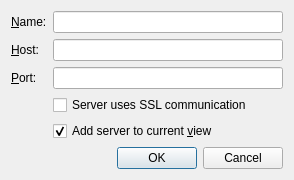
Qt form Viewer/ecflowUI/src/ServerAddDialog.ui (ecmwf/ecflow) before a commit.
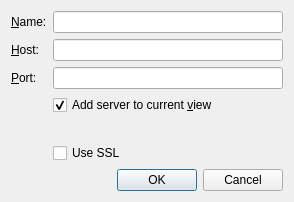
The same form after that commit. Custom widgets are drawn as their Qt base class.

Commit message: Possibility to mix ssl and non ssl servers in ecflow_ui ECFLOW-1490

```diff
--- a/Viewer/ecflowUI/src/ServerAddDialog.ui
+++ b/Viewer/ecflowUI/src/ServerAddDialog.ui
@@ -7,7 +7,7 @@
     <x>0</x>
     <y>0</y>
     <width>294</width>
-    <height>172</height>
+    <height>197</height>
    </rect>
   </property>
   <property name="windowTitle">
@@ -58,7 +58,7 @@
      <item row="4" column="1">
       <widget class="QLineEdit" name="portEdit"/>
      </item>
-     <item row="6" column="1">
+     <item row="5" column="1">
       <widget class="QCheckBox" name="addToCurrentCb">
        <property name="text">
         <string>Add server to current &amp;view</string>
@@ -68,15 +68,54 @@
        </property>
       </widget>
      </item>
-     <item row="5" column="1">
+     <item row="7" column="1">
+      <widget class="MessageLabel" name="sslMessageLabel" native="true">
+       <property name="sizePolicy">
+        <sizepolicy hsizetype="Preferred" vsizetype="Minimum">
+         <horstretch>0</horstretch>
+         <verstretch>0</verstretch>
+        </sizepolicy>
+       </property>
+      </widget>
+     </item>
+     <item row="8" column="1">
       <widget class="QCheckBox" name="sslCb">
        <property name="text">
-        <string>Server uses SSL communication</string>
+        <string>Use SSL</string>
        </property>
       </widget>
      </item>
+     <item row="6" column="1">
+      <spacer name="verticalSpacer">
+       <property name="orientation">
+        <enum>Qt::Vertical</enum>
+       </property>
+       <property name="sizeType">
+        <enum>QSizePolicy::Fixed</enum>
+       </property>
+       <property name="sizeHint" stdset="0">
+        <size>
+         <width>20</width>
+         <height>10</height>
+        </size>
+       </property>
+      </spacer>
+     </item>
     </layout>
    </item>
+   <item>
+    <spacer name="verticalSpacer_2">
+     <property name="orientation">
+      <enum>Qt::Vertical</enum>
+     </property>
+     <property name="sizeHint" stdset="0">
+      <size>
+       <width>20</width>
+       <height>40</height>
+      </size>
+     </property>
+    </spacer>
+   </item>
    <item>
     <widget class="QDialogButtonBox" name="buttonBox">
      <property name="orientation">
@@ -89,6 +128,14 @@
    </item>
   </layout>
  </widget>
+ <customwidgets>
+  <customwidget>
+   <class>MessageLabel</class>
+   <extends>QWidget</extends>
+   <header>MessageLabel.hpp</header>
+   <container>1</container>
+  </customwidget>
+ </customwidgets>
  <resources/>
  <connections>
   <connection>
```
Left out of the diff: 6 changed lines with no effect on the pictures. The commit also changes 1 other file.
